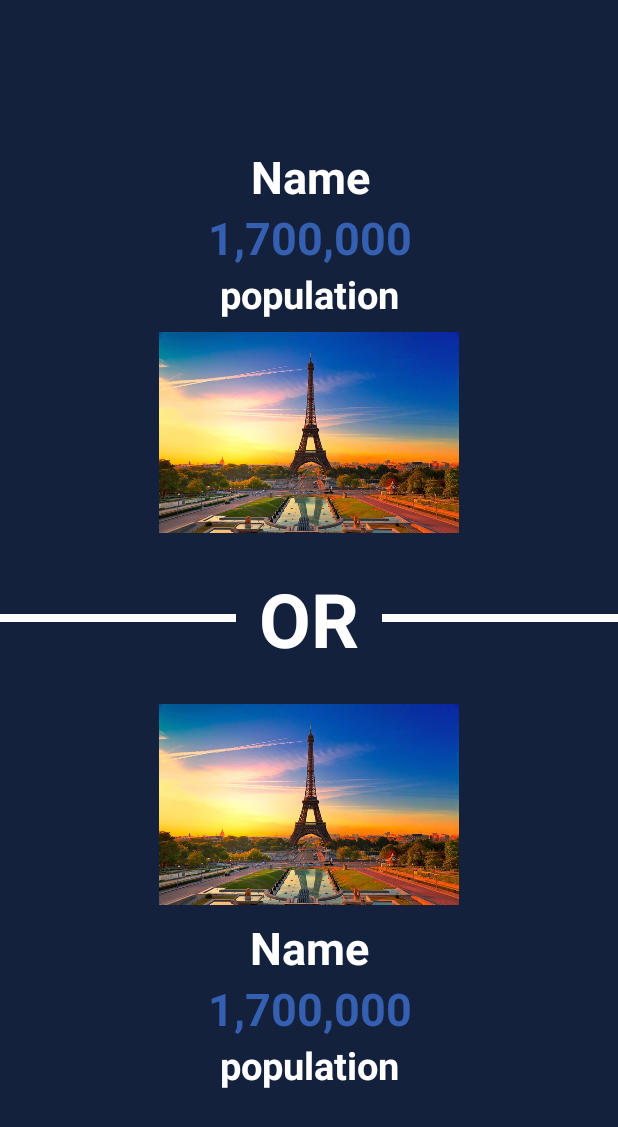
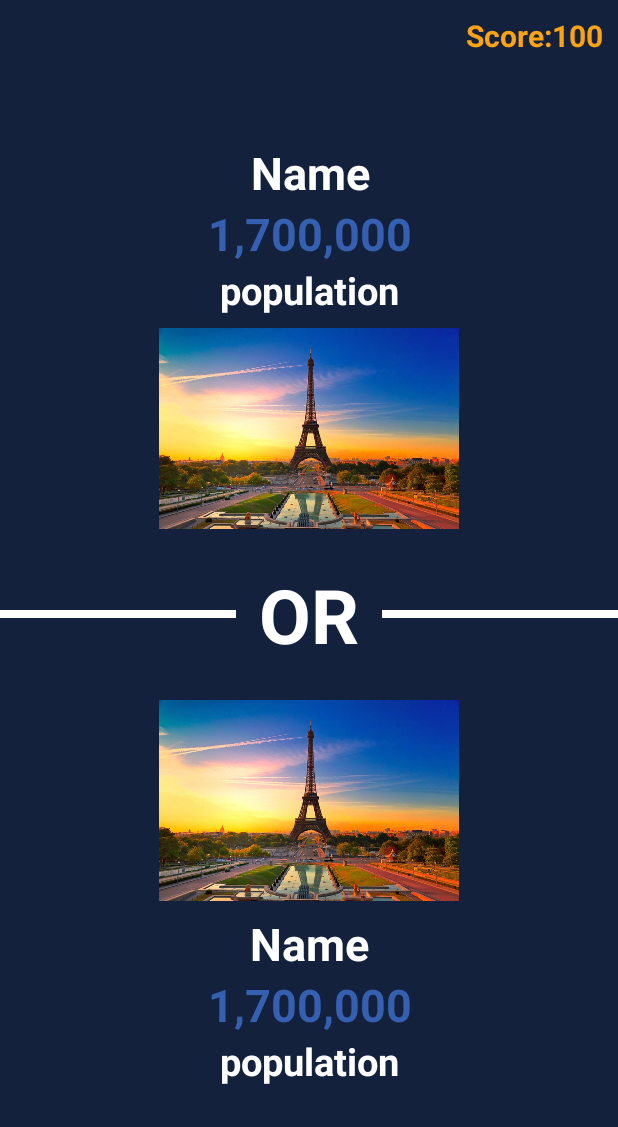
Before and after one commit to AdamDawi/Higher-or-Lower-Game, an Android app: the layout activity_game.xml on its own in the app's theme, with its tools: preview values and no code run, on a phone screen of 412 x 824 dp. Shown: the top 1127 px of the screen. Run offline under Robolectric (Android 15) with nearby library versions, the phone set to English and light mode, and no system bars.

Commit message:
updated game system, animations for population and next turn

```diff
--- a/app/src/main/java/com/example/myapplication/MainActivity.kt
+++ b/app/src/main/java/com/example/myapplication/MainActivity.kt
@@ -1,5 +1,6 @@
 package com.example.myapplication
 
+import android.app.ActivityOptions
 import android.content.Intent
 import androidx.appcompat.app.AppCompatActivity
 import android.os.Bundle
@@ -18,7 +19,6 @@ class MainActivity : AppCompatActivity()
         binding?.flStart?.setOnClickListener {
             startActivity(Intent(this, GameActivity::class.java))
         }
-
     }
 
     override fun onDestroy() {
--- a/app/src/main/res/layout/activity_game.xml
+++ b/app/src/main/res/layout/activity_game.xml
@@ -5,10 +5,44 @@
     android:layout_width="match_parent"
     android:layout_height="match_parent"
     tools:context=".GameActivity"
-    android:background="@color/bgColor">
+    android:background="@color/bgColor"
+    android:paddingTop="10dp"
+    android:paddingBottom="15dp">
+
+    <TextView
+        android:id="@+id/tvScoreNumber"
+        android:layout_width="wrap_content"
+        android:layout_height="wrap_content"
+        android:layout_gravity="center"
+        android:background="@color/bgColor"
+        tools:text="100"
+        android:text="@string/_0"
+        android:layout_marginEnd="10dp"
+        android:textColor="@color/orange"
+        android:textSize="20sp"
+        android:textStyle="bold"
+        android:visibility="invisible"
+        tools:visibility="visible"
+        app:layout_constraintEnd_toEndOf="parent"
+        app:layout_constraintTop_toTopOf="parent" />
+
+    <TextView
+        android:id="@+id/tvScore"
+        android:layout_width="wrap_content"
+        android:layout_height="wrap_content"
+        android:layout_gravity="center"
+        android:background="@color/bgColor"
+        android:text="@string/score"
+        android:textColor="@color/orange"
+        android:textSize="20sp"
+        android:textStyle="bold"
+        android:visibility="invisible"
+        tools:visibility="visible"
+        app:layout_constraintEnd_toStartOf="@+id/tvScoreNumber"
+        app:layout_constraintTop_toTopOf="parent" />
 
     <ImageView
-        android:id="@+id/ivCircleImageUp"
+        android:id="@+id/ivImageUp"
         android:layout_width="200dp"
         android:layout_height="150dp"
         app:layout_constraintBottom_toTopOf="@+id/flOR"
@@ -26,7 +60,8 @@
         app:layout_constraintBottom_toTopOf="@id/tvPopulationNumberUp"
         app:layout_constraintEnd_toEndOf="@+id/tvPopulationNumberUp"
         app:layout_constraintStart_toStartOf="@+id/tvPopulationNumberUp"
-        tools:text="Name" />
+        tools:text="Name"
+        android:gravity="center" />
 
     <TextView
         android:id="@+id/tvPopulationNumberUp"
@@ -50,7 +85,7 @@
         android:textColor="@color/white"
         android:textSize="25sp"
         android:textStyle="bold"
-        app:layout_constraintBottom_toTopOf="@+id/ivCircleImageUp"
+        app:layout_constraintBottom_toTopOf="@+id/ivImageUp"
         app:layout_constraintEnd_toEndOf="parent"
         app:layout_constraintStart_toStartOf="parent"
         android:visibility="gone"
@@ -84,10 +119,11 @@
             android:textColor="@color/white"
             android:textSize="50sp"
             android:textStyle="bold" />
+
     </FrameLayout>
 
     <ImageView
-        android:id="@+id/ivCircleImageDown"
+        android:id="@+id/ivImageDown"
         android:layout_width="200dp"
         android:layout_height="150dp"
         app:layout_constraintEnd_toEndOf="parent"
@@ -105,8 +141,9 @@
         app:layout_constraintBottom_toTopOf="@id/tvPopulationNumberDown"
         app:layout_constraintEnd_toEndOf="parent"
         app:layout_constraintStart_toStartOf="parent"
-        app:layout_constraintTop_toBottomOf="@+id/ivCircleImageDown"
-        tools:text="Name" />
+        app:layout_constraintTop_toBottomOf="@+id/ivImageDown"
+        tools:text="Name"
+        android:gravity="center"/>
 
     <TextView
         android:id="@+id/tvPopulationNumberDown"
--- a/app/src/main/res/layout/activity_main.xml
+++ b/app/src/main/res/layout/activity_main.xml
@@ -103,7 +103,6 @@
             android:textColor="@color/white"
             android:textSize="40sp"
             android:textStyle="bold" />
-
     </FrameLayout>
 
 
--- a/app/src/main/res/values/strings.xml
+++ b/app/src/main/res/values/strings.xml
@@ -6,4 +6,6 @@
     <string name="start">START</string>
     <string name="population">population</string>
     <string name="please_wait">Please wait...</string>
+    <string name="score">Score:</string>
+    <string name="_0">0</string>
 </resources>
```
Also changed, not shown: app/src/main/java/com/example/myapplication/Constants.kt (+7 -0 lines), app/src/main/java/com/example/myapplication/GameActivity.kt (+164 -98 lines), app/src/main/java/com/example/myapplication/ViewExtAnim.kt (added, +32 -0 lines).
